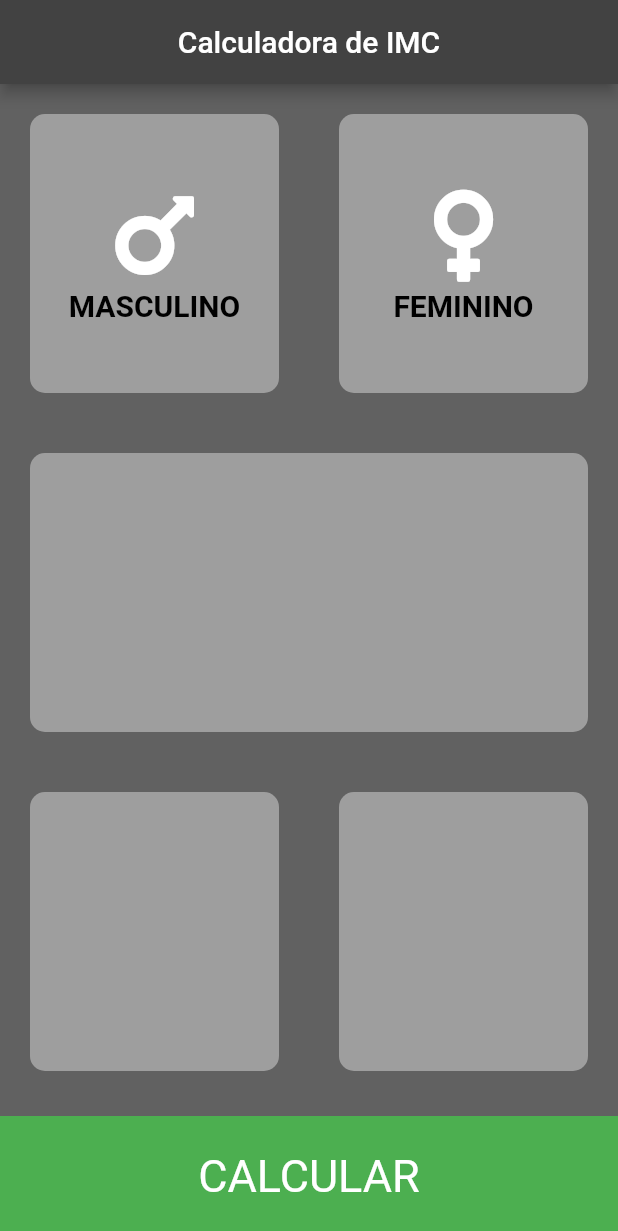
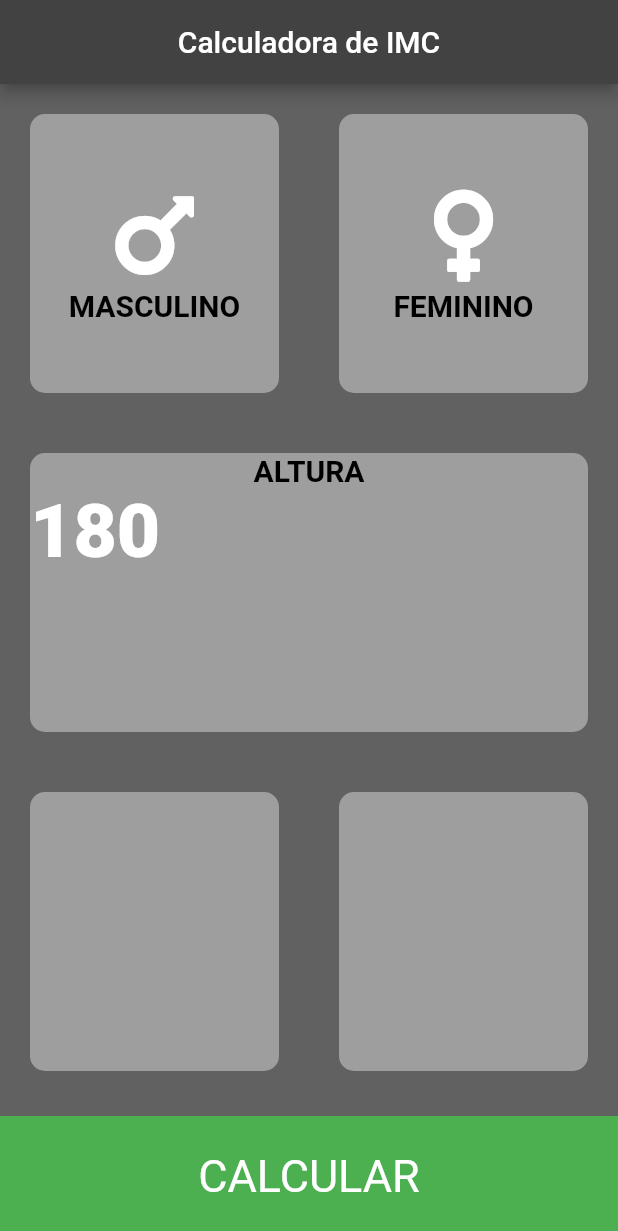
Before and after one commit to marleilson/calculadora, a Flutter app: the screen it shows after launch, on a phone screen of 412 x 824 dp. Shown: the top 1231 px of the screen. Run offline on Flutter 3.47's test engine with Material 2 defaults, Android fonts, the phone set to English and light mode, and no system bars; our stand-ins replace font_awesome_flutter.

Commit message:
Inicio de modificação do Widget ALTURA

```diff
--- a/lib/filhocartao.dart
+++ b/lib/filhocartao.dart
@@ -2,7 +2,6 @@ import 'package:calculadora/cartaopadrao.dart';
 import 'package:calculadora/tela_principal.dart';
 import 'package:flutter/material.dart';
 import 'package:font_awesome_flutter/font_awesome_flutter.dart';
-import 'package:calculadora/tela_principal.dart';
 
 class filhocartao extends StatelessWidget {
   filhocartao({required this.descricao, required this.icon, required this.corMeF});
--- a/lib/tela_principal.dart
+++ b/lib/tela_principal.dart
@@ -7,6 +7,7 @@ const corAtivaCartaoPadrao = Colors.green;
 const corInativaCartaoPadrao = Color(0xFF9E9E9E);
 const barrainferior = 80.0;
 const corBarrainferior = Colors.green;
+const styleDoTexto = TextStyle(fontSize: 50.0, fontWeight: FontWeight.w900);
 
 enum CorSexo {
   Masculino,
@@ -81,11 +82,30 @@ class _TelaprincipalState extends State<Telaprincipal> {
               children: [
                 Expanded(
                   child: CartaoPadrao(
+                    filhoCartao: Column(
+                      children:[
+                        Text('ALTURA',
+                        style: TextStyle(
+                            fontSize: 20.0,
+                            color: Colors.black,
+                            fontWeight: FontWeight.w700),
+                        ),
+                        Row(
+                          children: [
+                            Text('180',
+                                style:styleDoTexto,
+                            ),
+                          ],
+
+                        ),
+                      ],
+                    ),
                     cor: corInativaCartaoPadrao,
                   ),
                 ),
               ],
-            )),
+            ),
+            ),
             Expanded(
               child: Row(
                 children: [
```
